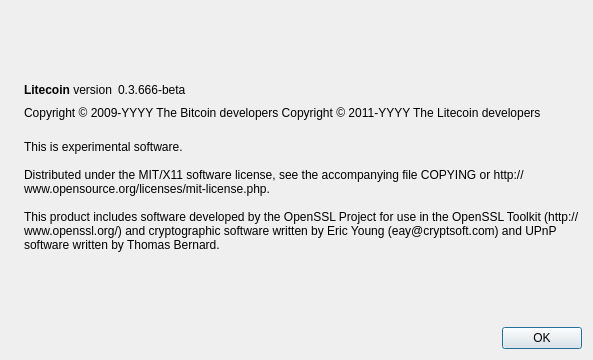
The window that src/qt/forms/aboutdialog.ui (fossilcoin/fossilcoin) describes before a commit, drawn with Qt 5.
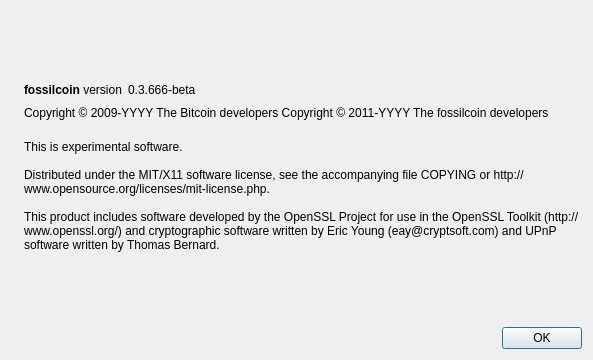
The same window after the commit. Icons and pictures are not drawn.

The edit to the form file:
```diff
--- a/src/qt/forms/aboutdialog.ui
+++ b/src/qt/forms/aboutdialog.ui
@@ -50,7 +50,7 @@
           <cursorShape>IBeamCursor</cursorShape>
          </property>
          <property name="text">
-          <string>&lt;b&gt;Litecoin&lt;/b&gt; version</string>
+          <string>&lt;b&gt;fossilcoin&lt;/b&gt; version</string>
          </property>
          <property name="textInteractionFlags">
           <set>Qt::LinksAccessibleByMouse|Qt::TextSelectableByKeyboard|Qt::TextSelectableByMouse</set>
@@ -92,7 +92,7 @@
        </property>
        <property name="text">
         <string notr="true">Copyright &amp;copy; 2009-YYYY The Bitcoin developers
-Copyright &amp;copy; 2011-YYYY The Litecoin developers</string>
+Copyright &amp;copy; 2011-YYYY The fossilcoin developers</string>
        </property>
        <property name="textFormat">
         <enum>Qt::RichText</enum>
```
Left out of the diff: 2 changed lines with no effect on the pictures.
